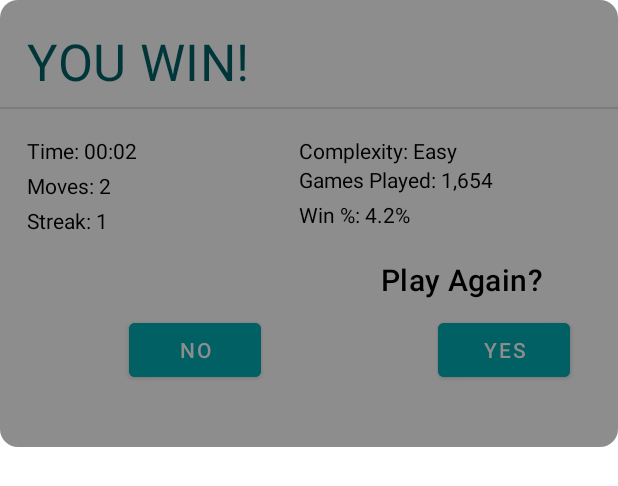
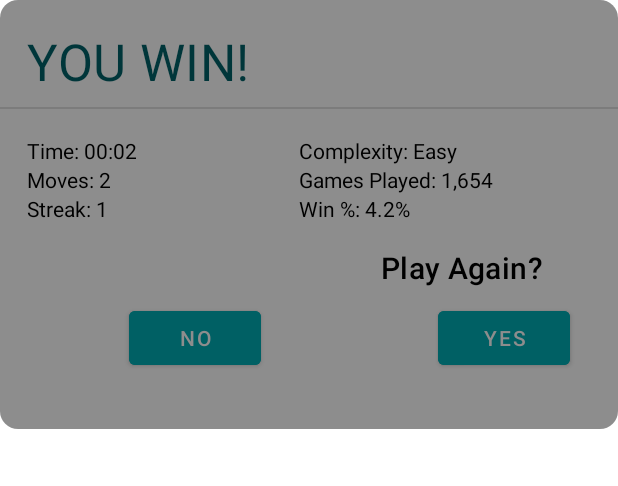
Before and after one commit to ubertrombone/minesweeper, an Android app: the layout fragment_final_message.xml on its own in the app's theme, with its tools: preview values and no code run, on a phone screen of 412 x 824 dp. Shown: the top 486 px of the screen. Run offline under Robolectric (Android 15) with nearby library versions, the phone set to English and light mode, and no system bars.

Commit message:
Improved UI in fragment_final_message.xml

```diff
--- a/app/src/main/res/layout/fragment_final_message.xml
+++ b/app/src/main/res/layout/fragment_final_message.xml
@@ -63,6 +63,7 @@
                 android:layout_height="wrap_content"
                 style="@style/Widget.MaterialComponents.TextView"
                 android:layout_marginStart="18dp"
+                android:layout_marginBottom="4dp"
                 android:textColor="@color/black"
                 android:text="@string/fastest_time"
                 android:textStyle="bold"
@@ -76,7 +77,6 @@
                 android:layout_height="wrap_content"
                 style="@style/Widget.MaterialComponents.TextView"
                 android:layout_marginStart="18dp"
-                android:layout_marginTop="4dp"
                 android:textColor="@color/black"
                 tools:text="Moves: 2"
                 app:layout_constraintStart_toStartOf="parent"
@@ -88,6 +88,7 @@
                 android:layout_height="wrap_content"
                 style="@style/Widget.MaterialComponents.TextView"
                 android:layout_marginStart="18dp"
+                android:layout_marginBottom="4dp"
                 android:textColor="@color/black"
                 android:text="@string/fewest_moves"
                 android:textStyle="bold"
@@ -101,7 +102,6 @@
                     android:layout_height="wrap_content"
                     style="@style/Widget.MaterialComponents.TextView"
                     android:layout_marginStart="18dp"
-                    android:layout_marginTop="4dp"
                     android:textColor="@color/black"
                     tools:text="Streak: 1"
                     app:layout_constraintStart_toStartOf="parent"
@@ -113,6 +113,7 @@
                     android:layout_height="wrap_content"
                     style="@style/Widget.MaterialComponents.TextView"
                     android:layout_marginStart="18dp"
+                    android:layout_marginBottom="4dp"
                     android:textColor="@color/black"
                     android:text="@string/longest_streak"
                     android:textStyle="bold"
@@ -157,7 +158,7 @@
                 android:textColor="@color/black"
                 tools:text="Games Played: 1,654"
                 app:layout_constraintStart_toStartOf="@id/complexity"
-                app:layout_constraintTop_toTopOf="@id/time_record" />
+                app:layout_constraintTop_toTopOf="@id/moves" />
 
             <TextView
                 android:id="@+id/win_percentage"
@@ -165,11 +166,10 @@
                 android:layout_height="wrap_content"
                 style="@style/Widget.MaterialComponents.TextView"
                 android:layout_marginEnd="18dp"
-                android:layout_marginTop="4dp"
                 android:textColor="@color/black"
                 tools:text="Win %: 4.2%"
                 app:layout_constraintStart_toStartOf="@id/complexity"
-                app:layout_constraintTop_toBottomOf="@id/games_played" />
+                app:layout_constraintTop_toTopOf="@id/current_streak" />
 
             <Button
                 android:id="@+id/yes"
```
